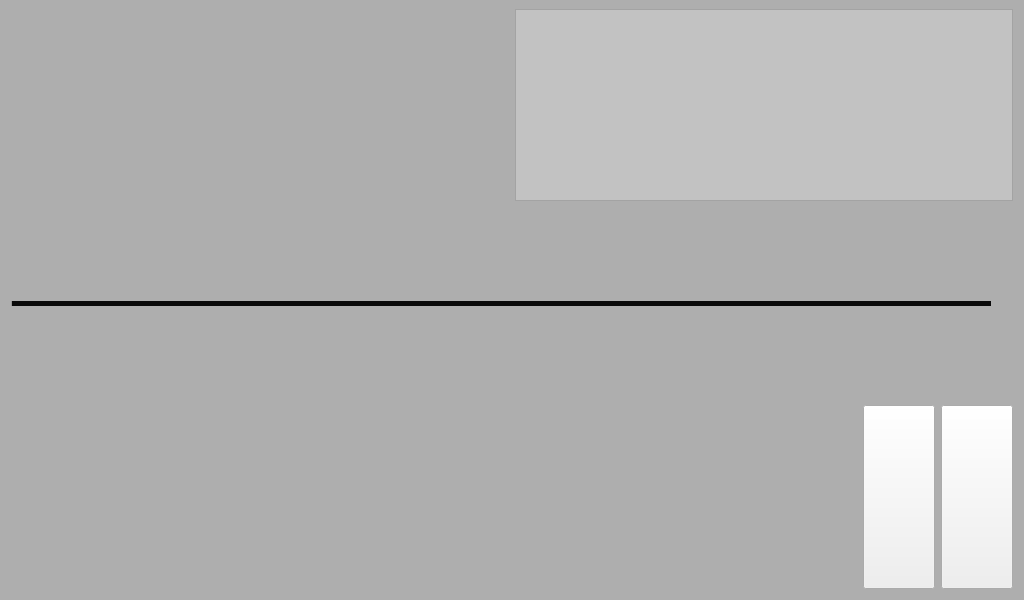
The window that csrplayer.ui (c9o/player) describes before a commit, drawn with Qt 5.
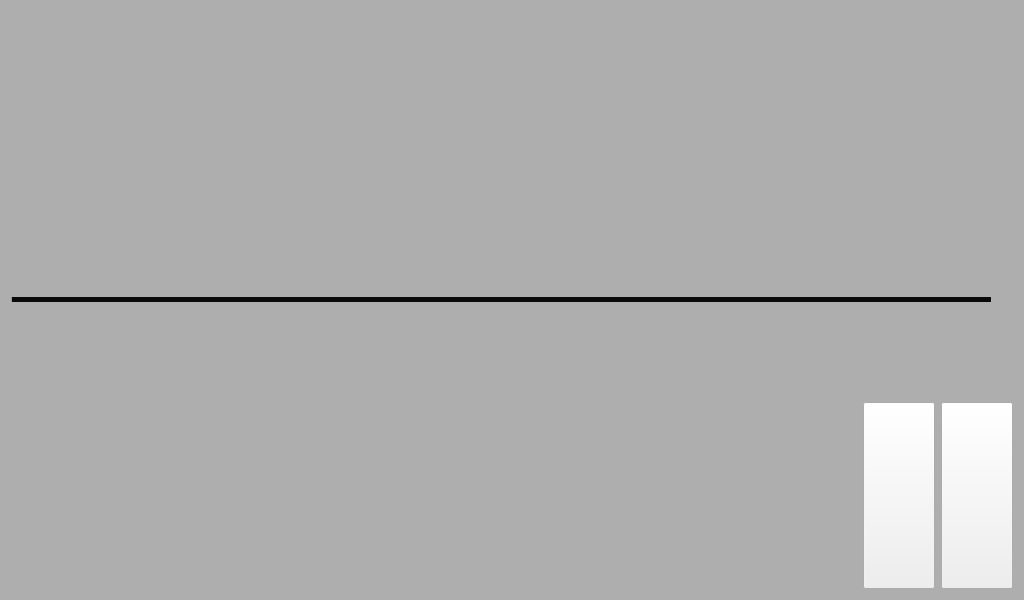
The same window after the commit. Icons and pictures are not drawn. Custom widgets are drawn as their Qt base class.

Commit message: remove playlistview

What changed in the file:
```diff
--- a/csrplayer.ui
+++ b/csrplayer.ui
@@ -150,31 +150,6 @@
         <item>
          <widget class="VideoWidget" name="videoWidget" native="true"/>
         </item>
-        <item>
-         <widget class="QListView" name="playlistView">
-          <property name="sizePolicy">
-           <sizepolicy hsizetype="Preferred" vsizetype="Preferred">
-            <horstretch>0</horstretch>
-            <verstretch>0</verstretch>
-           </sizepolicy>
-          </property>
-          <property name="minimumSize">
-           <size>
-            <width>0</width>
-            <height>0</height>
-           </size>
-          </property>
-          <property name="maximumSize">
-           <size>
-            <width>16777215</width>
-            <height>16777215</height>
-           </size>
-          </property>
-          <property name="styleSheet">
-           <string notr="true"/>
-          </property>
-         </widget>
-        </item>
        </layout>
       </item>
       <item>
```
The commit also changes 2 other files.
